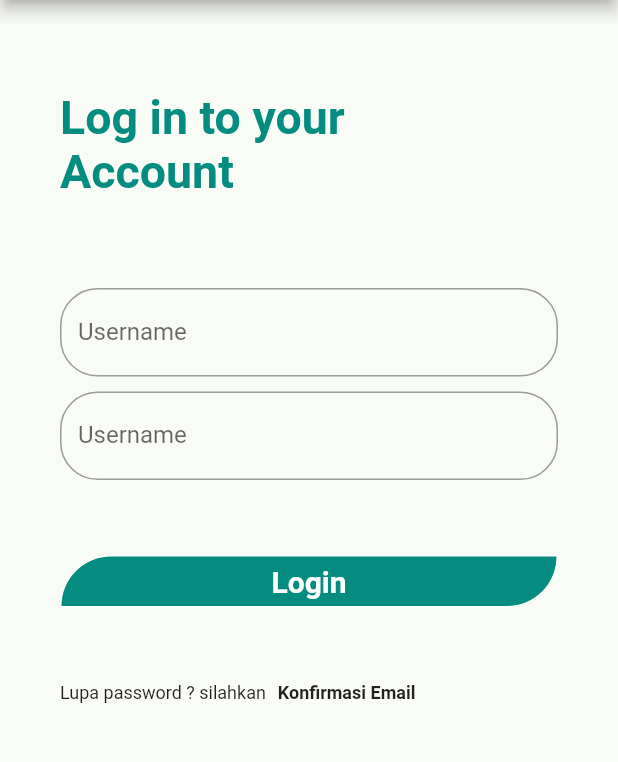
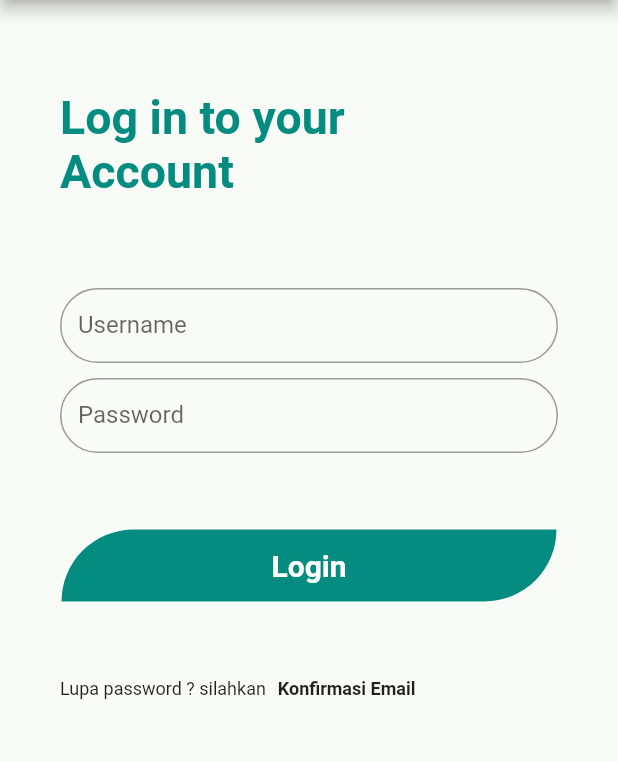
Before and after one commit to renalazy/jdih_app, a Flutter app: the screen it shows after launch, after a tap on "Login", on a phone screen of 412 x 824 dp, the part 84-846 px from its top. Run offline on Flutter 3.47's test engine with Material 2 defaults, Android fonts, the phone set to English and light mode, and no system bars.

Commit message:
fix kolom input & button login

```diff
--- a/lib/login.dart
+++ b/lib/login.dart
@@ -51,6 +51,7 @@ class _LoginPageState extends State<LoginPage> {
             ),
           ),
           Container(
+            height: 50.0,
             margin: EdgeInsets.symmetric(horizontal: 40.0),
             child: TextFormField(
               decoration: InputDecoration(
@@ -72,10 +73,11 @@ class _LoginPageState extends State<LoginPage> {
           ),
           SizedBox(height: 10.0),
           Container(
+            height: 50.0,
             margin: EdgeInsets.symmetric(horizontal: 40.0),
             child: TextFormField(
               decoration: InputDecoration(
-                labelText: 'Username',
+                labelText: 'Password',
                 fillColor: Colors.white,
                 border: OutlineInputBorder(
                     borderRadius: BorderRadius.circular(25.0),
@@ -94,7 +96,7 @@ class _LoginPageState extends State<LoginPage> {
           SizedBox(height: 50.0),
           Center(
             child: Container(
-              height: 35.0,
+              height: 50.0,
               margin: EdgeInsets.symmetric(horizontal: 40.0),
               decoration: BoxDecoration(
                 border: Border.all(width: 1, color: Colors.white),
```
